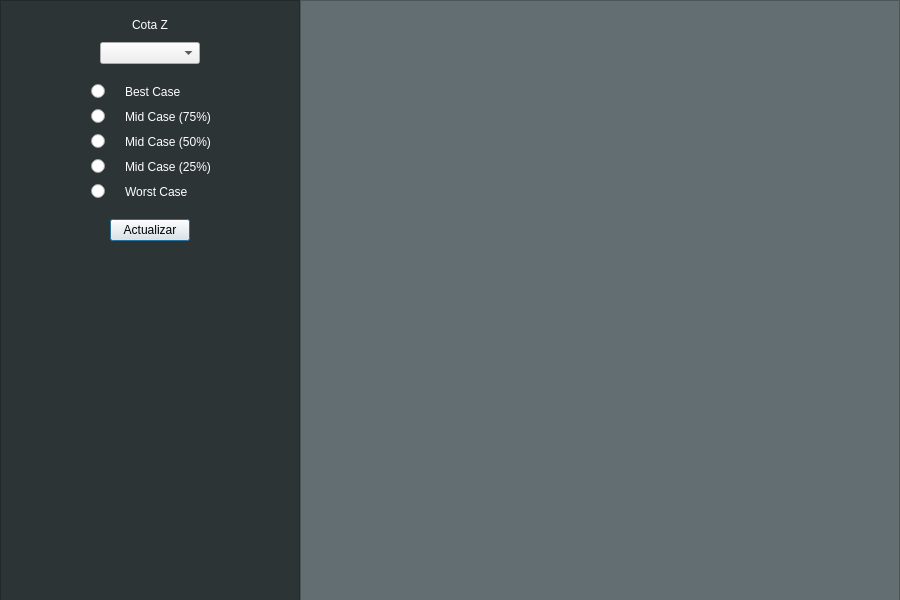
21croz/Certidumbre-QT, file ui/fp_window.ui: the form before one commit.
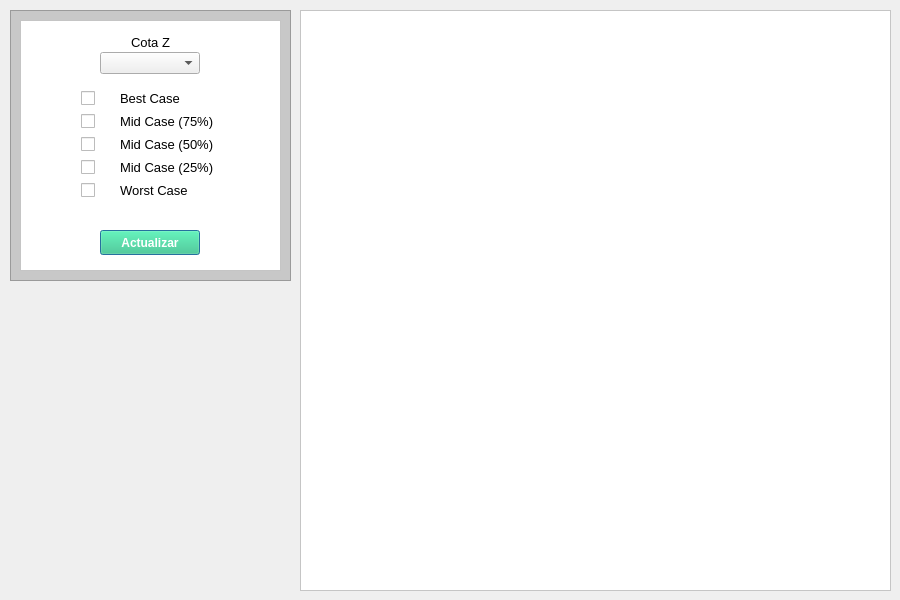
The form after the commit.

What changed in the file:
```diff
--- a/ui/fp_window.ui
+++ b/ui/fp_window.ui
@@ -26,29 +26,56 @@
    <string>Dialog</string>
   </property>
   <property name="styleSheet">
-   <string notr="true">#frame_2 {
-	background-color: #636e72;
+   <string notr="true">#frame {
+	background-color: rgb(200, 200, 200)
+}
+
+#frame_2 {
+	background-color: rgb(255, 255, 255);
+}
+
+#frame_3 {
+	background-color: rgb(255, 255, 255);
+}
+
+QLabel {
+	font-family: MS Shell Dlg 2;
+	font-size: 13px
+}
+
+#button_guardar {
+	all:unset;
+	background-color: rgb(45, 200, 130);
+	color: rgb(255, 255, 255);
+	font-weight: bold;
+	padding: 5px 10px;
+} #button_guardar:hover {
+	background-color: #45bf9c;
+} #button_guardar:pressed {
+	background-color: #b6f2e1;
+} #button_guardar:!enabled {
+	background-color: #319176;
 }</string>
   </property>
   <widget class="QFrame" name="frame_2">
    <property name="geometry">
     <rect>
      <x>300</x>
-     <y>0</y>
-     <width>600</width>
-     <height>650</height>
+     <y>10</y>
+     <width>591</width>
+     <height>581</height>
     </rect>
    </property>
    <property name="minimumSize">
     <size>
-     <width>600</width>
-     <height>650</height>
+     <width>0</width>
+     <height>0</height>
     </size>
    </property>
    <property name="maximumSize">
     <size>
      <width>600</width>
-     <height>650</height>
+     <height>600</height>
     </size>
    </property>
    <property name="frameShape">
@@ -61,32 +88,45 @@
   <widget class="QFrame" name="frame">
    <property name="geometry">
     <rect>
-     <x>0</x>
-     <y>0</y>
-     <width>300</width>
-     <height>650</height>
+     <x>10</x>
+     <y>10</y>
+     <width>281</width>
+     <height>271</height>
     </rect>
    </property>
    <property name="minimumSize">
     <size>
-     <width>300</width>
-     <height>650</height>
+     <width>0</width>
+     <height>0</height>
     </size>
    </property>
    <property name="maximumSize">
     <size>
      <width>300</width>
-     <height>650</height>
+     <height>600</height>
     </size>
    </property>
    <property name="styleSheet">
-    <string notr="true">QFrame {
-	background-color: #2d3436;
-}
-
-QLabel {
-	color: rgb(255, 255, 255);
-}</string>
+    <string notr="true"/>
+   </property>
+   <property name="frameShape">
+    <enum>QFrame::StyledPanel</enum>
+   </property>
+   <property name="frameShadow">
+    <enum>QFrame::Raised</enum>
+   </property>
+   <widget class="QFrame" name="frame_3">
+    <property name="geometry">
+     <rect>
+      <x>10</x>
+      <y>10</y>
+      <width>261</width>
+      <height>251</height>
+     </rect>
+    </property>
+    <property name="styleSheet">
+     <string notr="true">
+</string>
    </property>
    <property name="frameShape">
     <enum>QFrame::StyledPanel</enum>
@@ -97,23 +137,35 @@
    <widget class="QWidget" name="layoutWidget">
     <property name="geometry">
      <rect>
-      <x>0</x>
-      <y>-40</y>
-      <width>301</width>
-      <height>281</height>
+       <x>10</x>
+       <y>10</y>
+       <width>241</width>
+       <height>181</height>
      </rect>
     </property>
     <layout class="QVBoxLayout" name="verticalLayout">
      <property name="spacing">
-      <number>20</number>
-     </property>
-     <item>
-      <layout class="QGridLayout" name="gridLayout">
-       <property name="verticalSpacing">
+       <number>15</number>
+      </property>
+      <property name="leftMargin">
         <number>10</number>
        </property>
-       <item row="1" column="0" alignment="Qt::AlignHCenter">
-        <widget class="QLabel" name="label">
+      <property name="topMargin">
+       <number>0</number>
+      </property>
+      <property name="rightMargin">
+       <number>10</number>
+      </property>
+      <property name="bottomMargin">
+       <number>10</number>
+      </property>
+      <item>
+       <layout class="QVBoxLayout" name="verticalLayout_2">
+        <property name="spacing">
+         <number>0</number>
+        </property>
+        <item>
+         <widget class="QLabel" name="label_7">
          <property name="maximumSize">
           <size>
            <width>16777215</width>
@@ -123,10 +175,19 @@
          <property name="text">
           <string>Cota Z</string>
          </property>
-        </widget>
-       </item>
-       <item row="2" column="0">
-        <widget class="QComboBox" name="comboBox">
+          <property name="alignment">
+           <set>Qt::AlignCenter</set>
+          </property>
+         </widget>
+        </item>
+        <item alignment="Qt::AlignHCenter">
+         <widget class="QComboBox" name="comboBox_2">
+          <property name="minimumSize">
+           <size>
+            <width>100</width>
+            <height>0</height>
+           </size>
+          </property>
          <property name="maximumSize">
           <size>
            <width>100</width>
@@ -135,94 +196,87 @@
          </property>
         </widget>
        </item>
-       <item row="0" column="0">
-        <spacer name="verticalSpacer">
-         <property name="orientation">
-          <enum>Qt::Vertical</enum>
-         </property>
-         <property name="sizeHint" stdset="0">
-          <size>
-           <width>20</width>
-           <height>40</height>
-          </size>
-         </property>
-        </spacer>
-       </item>
       </layout>
      </item>
      <item>
       <layout class="QGridLayout" name="gridLayout_2">
        <property name="horizontalSpacing">
-        <number>20</number>
+         <number>25</number>
        </property>
        <property name="verticalSpacing">
-        <number>10</number>
+         <number>8</number>
        </property>
        <item row="1" column="2">
         <widget class="QLabel" name="label_3">
+          <property name="minimumSize">
+           <size>
+            <width>100</width>
+            <height>0</height>
+           </size>
+          </property>
+          <property name="maximumSize">
+           <size>
+            <width>100</width>
+            <height>16777215</height>
+           </size>
+          </property>
          <property name="text">
           <string>Mid Case (75%)</string>
          </property>
         </widget>
        </item>
-       <item row="3" column="2">
-        <widget class="QLabel" name="label_5">
-         <property name="text">
-          <string>Mid Case (25%)</string>
-         </property>
-        </widget>
-       </item>
        <item row="2" column="2">
         <widget class="QLabel" name="label_4">
+          <property name="minimumSize">
+           <size>
+            <width>100</width>
+            <height>0</height>
+           </size>
+          </property>
+          <property name="maximumSize">
+           <size>
+            <width>100</width>
+            <height>16777215</height>
+           </size>
+          </property>
          <property name="text">
           <string>Mid Case (50%)</string>
          </property>
         </widget>
        </item>
-       <item row="0" column="1">
-        <widget class="QRadioButton" name="radioButton">
-         <property name="text">
-          <string/>
-         </property>
-        </widget>
-       </item>
-       <item row="2" column="1">
-        <widget class="QRadioButton" name="radioButton_3">
-         <property name="text">
-          <string/>
-         </property>
-        </widget>
-       </item>
-       <item row="1" column="1">
-        <widget class="QRadioButton" name="radioButton_2">
+        <item row="3" column="2">
+         <widget class="QLabel" name="label_5">
+          <property name="minimumSize">
+           <size>
+            <width>100</width>
+            <height>0</height>
+           </size>
+          </property>
+          <property name="maximumSize">
+           <size>
+            <width>100</width>
+            <height>16777215</height>
+           </size>
+          </property>
          <property name="text">
-          <string/>
-         </property>
-        </widget>
-       </item>
-       <item row="3" column="1">
-        <widget class="QRadioButton" name="radioButton_4">
-         <property name="text">
-          <string/>
-         </property>
-        </widget>
-       </item>
-       <item row="4" column="1">
-        <widget class="QRadioButton" name="radioButton_5">
-         <property name="text">
-          <string/>
-         </property>
-        </widget>
-       </item>
-       <item row="4" column="2">
-        <widget class="QLabel" name="label_6">
-         <property name="text">
-          <string>Worst Case</string>
+           <string>Mid Case (25%)</string>
          </property>
         </widget>
        </item>
        <item row="0" column="2">
         <widget class="QLabel" name="label_2">
+          <property name="minimumSize">
+           <size>
+            <width>100</width>
+            <height>0</height>
+           </size>
+          </property>
+          <property name="maximumSize">
+           <size>
+            <width>100</width>
+            <height>16777215</height>
+           </size>
+          </property>
          <property name="styleSheet">
           <string notr="true"/>
          </property>
@@ -244,6 +298,25 @@
          </property>
         </spacer>
        </item>
+        <item row="4" column="2">
+         <widget class="QLabel" name="label_6">
+          <property name="minimumSize">
+           <size>
+            <width>100</width>
+            <height>0</height>
+           </size>
+          </property>
+          <property name="maximumSize">
+           <size>
+            <width>100</width>
+            <height>16777215</height>
+           </size>
+          </property>
+          <property name="text">
+           <string>Worst Case</string>
+          </property>
+         </widget>
+        </item>
        <item row="0" column="3" rowspan="5">
         <spacer name="horizontalSpacer_2">
          <property name="orientation">
@@ -257,10 +330,54 @@
          </property>
         </spacer>
        </item>
-      </layout>
-     </item>
-     <item alignment="Qt::AlignHCenter">
-      <widget class="QPushButton" name="pushButton">
+        <item row="0" column="1">
+         <widget class="QCheckBox" name="checkBox">
+          <property name="text">
+           <string/>
+          </property>
+         </widget>
+        </item>
+        <item row="1" column="1">
+         <widget class="QCheckBox" name="checkBox_2">
+          <property name="text">
+           <string/>
+          </property>
+         </widget>
+        </item>
+        <item row="2" column="1">
+         <widget class="QCheckBox" name="checkBox_3">
+          <property name="text">
+           <string/>
+          </property>
+         </widget>
+        </item>
+        <item row="3" column="1">
+         <widget class="QCheckBox" name="checkBox_4">
+          <property name="text">
+           <string/>
+          </property>
+         </widget>
+        </item>
+        <item row="4" column="1">
+         <widget class="QCheckBox" name="checkBox_5">
+          <property name="text">
+           <string/>
+          </property>
+         </widget>
+        </item>
+       </layout>
+      </item>
+     </layout>
+    </widget>
+    <widget class="QPushButton" name="button_guardar">
+     <property name="geometry">
+      <rect>
+       <x>80</x>
+       <y>210</y>
+       <width>100</width>
+       <height>25</height>
+      </rect>
+     </property>
        <property name="maximumSize">
         <size>
          <width>100</width>
@@ -271,8 +388,6 @@
         <string>Actualizar</string>
        </property>
       </widget>
-     </item>
-    </layout>
    </widget>
   </widget>
  </widget>
```
Lines whose indentation alone changed are shown as unchanged.
